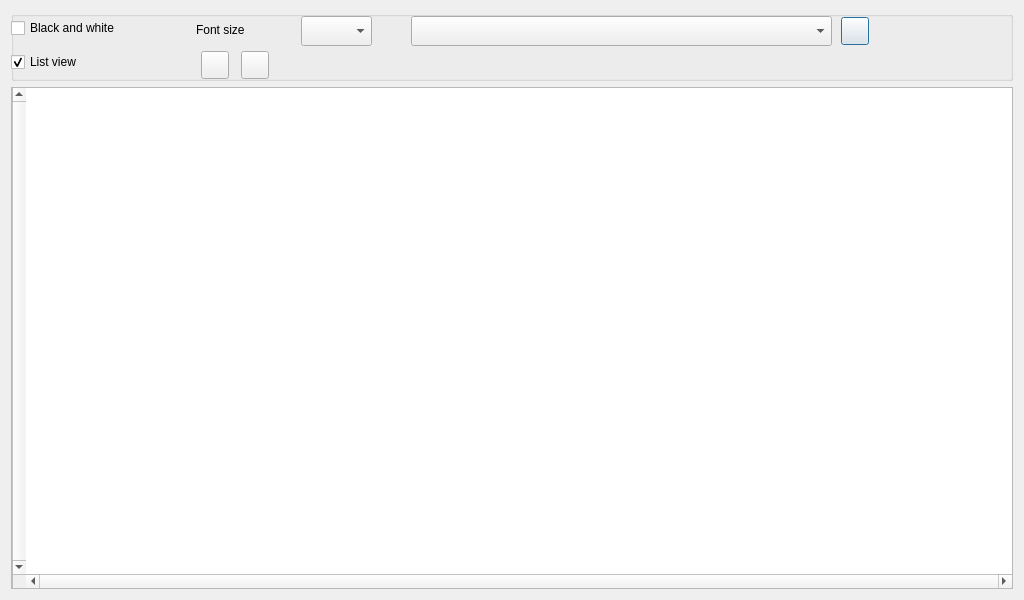
ccbogel/QualCoder, file GUI_UIs/ui_dialog_graph.ui: the form before one commit.
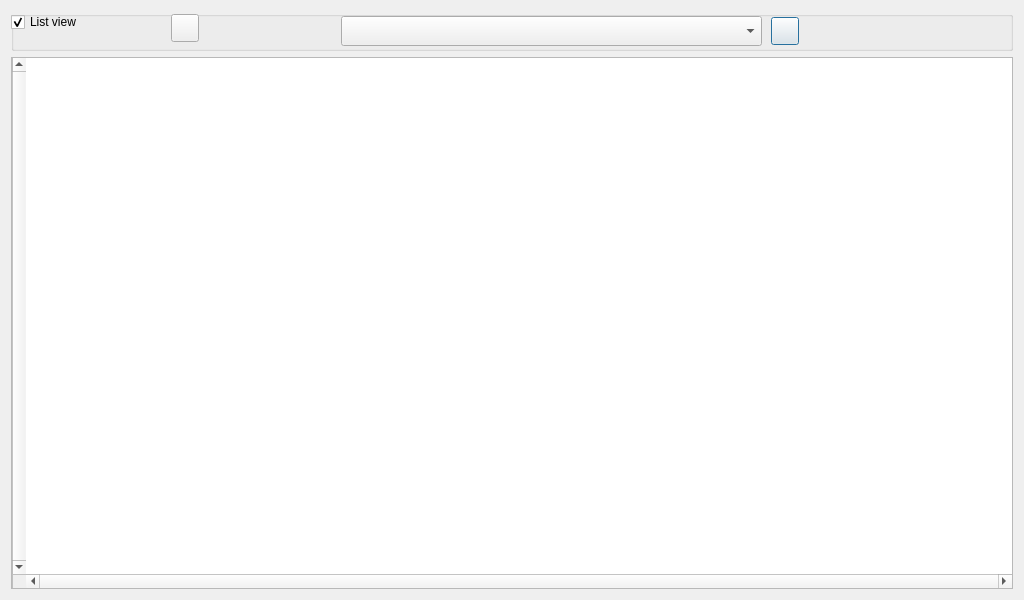
The form after the commit.

```diff
--- a/GUI_UIs/ui_dialog_graph.ui
+++ b/GUI_UIs/ui_dialog_graph.ui
@@ -19,7 +19,7 @@
      <property name="minimumSize">
       <size>
        <width>0</width>
-       <height>70</height>
+       <height>40</height>
       </size>
      </property>
      <property name="maximumSize">
@@ -35,7 +35,7 @@
       <property name="geometry">
        <rect>
         <x>0</x>
-        <y>40</y>
+        <y>0</y>
         <width>141</width>
         <height>22</height>
        </rect>
@@ -50,46 +50,17 @@
      <widget class="QComboBox" name="comboBox">
       <property name="geometry">
        <rect>
-        <x>400</x>
+        <x>330</x>
         <y>5</y>
         <width>421</width>
         <height>30</height>
        </rect>
       </property>
      </widget>
-     <widget class="QLabel" name="label">
-      <property name="geometry">
-       <rect>
-        <x>185</x>
-        <y>10</y>
-        <width>101</width>
-        <height>17</height>
-       </rect>
-      </property>
-      <property name="layoutDirection">
-       <enum>Qt::RightToLeft</enum>
-      </property>
-      <property name="text">
-       <string>Font size</string>
-      </property>
-     </widget>
-     <widget class="QCheckBox" name="checkBox_blackandwhite">
-      <property name="geometry">
-       <rect>
-        <x>0</x>
-        <y>6</y>
-        <width>181</width>
-        <height>22</height>
-       </rect>
-      </property>
-      <property name="text">
-       <string>Black and white</string>
-      </property>
-     </widget>
      <widget class="QPushButton" name="pushButton_export">
       <property name="geometry">
        <rect>
-        <x>830</x>
+        <x>760</x>
         <y>6</y>
         <width>28</width>
         <height>28</height>
@@ -102,21 +73,11 @@
        <string/>
       </property>
      </widget>
-     <widget class="QComboBox" name="comboBox_fontsize">
-      <property name="geometry">
-       <rect>
-        <x>290</x>
-        <y>5</y>
-        <width>71</width>
-        <height>30</height>
-       </rect>
-      </property>
-     </widget>
      <widget class="QLabel" name="label_zoom">
       <property name="geometry">
        <rect>
-        <x>870</x>
-        <y>7</y>
+        <x>200</x>
+        <y>3</y>
         <width>28</width>
         <height>28</height>
        </rect>
@@ -131,8 +92,8 @@
      <widget class="QPushButton" name="pushButton_reveal">
       <property name="geometry">
        <rect>
-        <x>190</x>
-        <y>40</y>
+        <x>160</x>
+        <y>3</y>
         <width>28</width>
         <height>28</height>
        </rect>
@@ -144,22 +105,6 @@
        <string/>
       </property>
      </widget>
-     <widget class="QPushButton" name="pushButton_file">
-      <property name="geometry">
-       <rect>
-        <x>230</x>
-        <y>40</y>
-        <width>28</width>
-        <height>28</height>
-       </rect>
-      </property>
-      <property name="toolTip">
-       <string>Show selected files</string>
-      </property>
-      <property name="text">
-       <string/>
-      </property>
-     </widget>
     </widget>
    </item>
    <item row="1" column="0">
```
Left out of the diff: 5 changed lines with no effect on the pictures.
